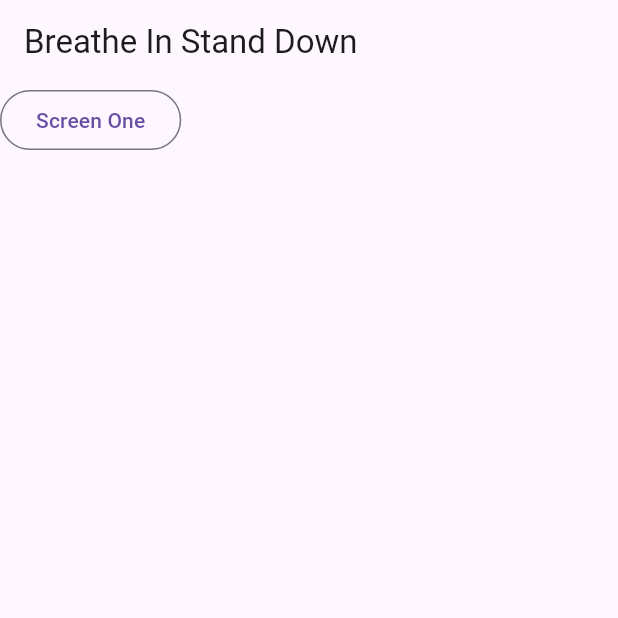
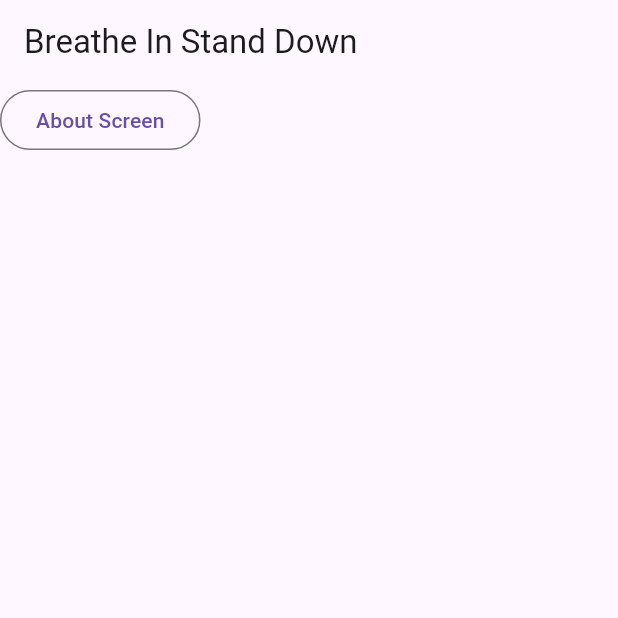
Before and after one commit to myg907/classProject, a Flutter app: the screen it shows after launch, on a phone screen of 412 x 824 dp, the top half of it. Run offline on Flutter 3.47's test engine with Material 3 defaults, Android fonts, the phone set to English and light mode, and no system bars.

Commit message:
Change of Appbar name.

```diff
--- a/lib/main.dart
+++ b/lib/main.dart
@@ -14,7 +14,7 @@ class HomeScreen extends StatelessWidget {
       body: Column(
         children: [
           OutlinedButton(
-              child: Text("Screen One"),
+              child: Text("About Screen"),
               onPressed: () {
                 Navigator.of(context)
                     .push(MaterialPageRoute(builder: (context) => AboutScreen()));
@@ -31,7 +31,7 @@ class AboutScreen extends StatelessWidget {
   @override
   Widget build(BuildContext context) {
     return Scaffold(
-      appBar: AppBar(title: Text("Screen One")),
+      appBar: AppBar(title: Text("About Screen")),
       body: Center(
         child: Text(
           "This screen was created by Melissa Gomez",
```
